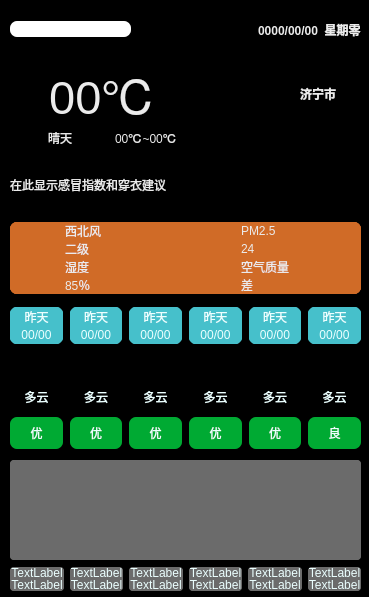
Before: the Qt Designer form Weather_Forecast/widget.ui in YRDF/Qt_Daily_Test, drawn with Qt 5.
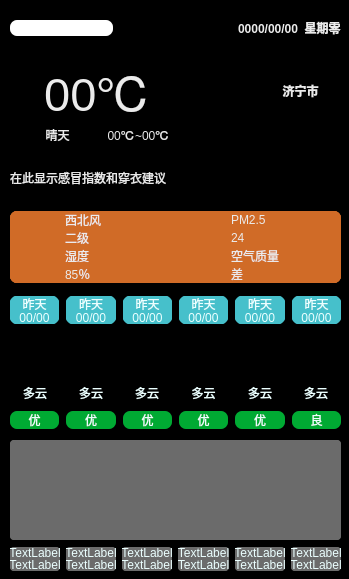
After: the same form once the commit is applied. Icons and pictures are not drawn.

```diff
--- a/Weather_Forecast/widget.ui
+++ b/Weather_Forecast/widget.ui
@@ -6,8 +6,8 @@
    <rect>
     <x>0</x>
     <y>0</y>
-    <width>369</width>
-    <height>597</height>
+    <width>349</width>
+    <height>579</height>
    </rect>
   </property>
   <property name="windowTitle">
@@ -22,8 +22,8 @@
     <rect>
      <x>10</x>
      <y>0</y>
-     <width>351</width>
-     <height>591</height>
+     <width>331</width>
+     <height>571</height>
     </rect>
    </property>
    <layout class="QVBoxLayout" name="verticalLayout_28" stretch="1,1,3,3,2">
@@ -614,10 +614,7 @@
     </item>
     <item>
      <widget class="QWidget" name="widget_4" native="true">
-      <layout class="QVBoxLayout" name="verticalLayout_9" stretch="1,2,1">
-       <property name="spacing">
-        <number>0</number>
-       </property>
+      <layout class="QVBoxLayout" name="verticalLayout_9">
        <property name="leftMargin">
         <number>0</number>
        </property>
@@ -628,7 +625,7 @@
         <number>0</number>
        </property>
        <property name="bottomMargin">
-        <number>0</number>
+        <number>5</number>
        </property>
        <item>
         <widget class="QWidget" name="widget_4_1" native="true">
@@ -1077,27 +1074,10 @@
        </item>
        <item>
         <widget class="QWidget" name="widget_4_2" native="true">
-         <layout class="QHBoxLayout" name="horizontalLayout_13" stretch="0">
-          <property name="spacing">
-           <number>7</number>
-          </property>
-          <property name="leftMargin">
-           <number>0</number>
-          </property>
-          <property name="topMargin">
-           <number>0</number>
-          </property>
-          <property name="rightMargin">
-           <number>0</number>
-          </property>
-          <property name="bottomMargin">
-           <number>5</number>
-          </property>
-          <item>
+         <property name="layoutDirection">
+          <enum>Qt::LeftToRight</enum>
+         </property>
            <layout class="QHBoxLayout" name="horizontalLayout_12">
-            <property name="spacing">
-             <number>7</number>
-            </property>
             <property name="leftMargin">
              <number>0</number>
             </property>
@@ -1108,13 +1088,16 @@
              <number>0</number>
             </property>
             <property name="bottomMargin">
-             <number>5</number>
+           <number>0</number>
             </property>
             <item>
              <layout class="QVBoxLayout" name="verticalLayout_16" stretch="2,1">
               <property name="spacing">
                <number>0</number>
               </property>
+            <property name="sizeConstraint">
+             <enum>QLayout::SetDefaultConstraint</enum>
+            </property>
               <property name="leftMargin">
                <number>0</number>
               </property>
@@ -1513,8 +1496,6 @@
              </layout>
             </item>
            </layout>
-          </item>
-         </layout>
         </widget>
        </item>
        <item>
@@ -1533,7 +1514,7 @@
            <number>0</number>
           </property>
           <property name="bottomMargin">
-           <number>5</number>
+           <number>0</number>
           </property>
           <item>
            <widget class="QLabel" name="label_2">
```
Left out of the diff: 4 changed lines with no effect on the pictures. Lines whose indentation alone changed are shown as unchanged.
